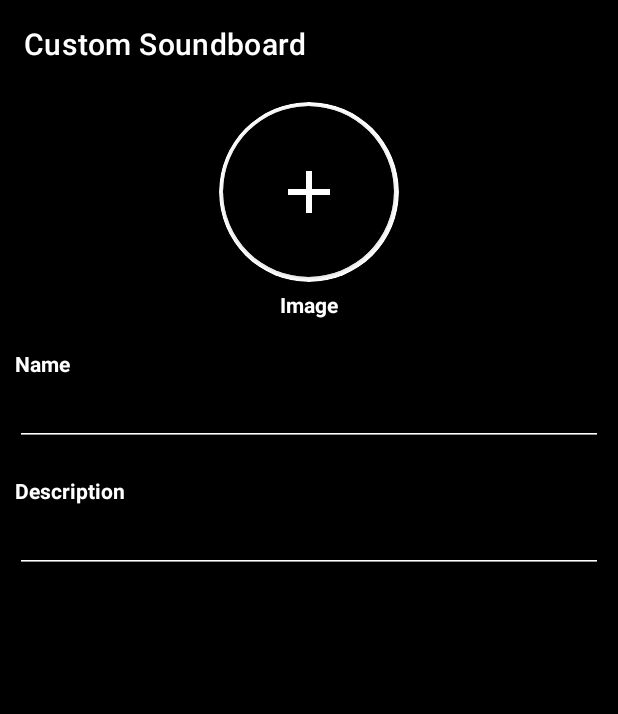
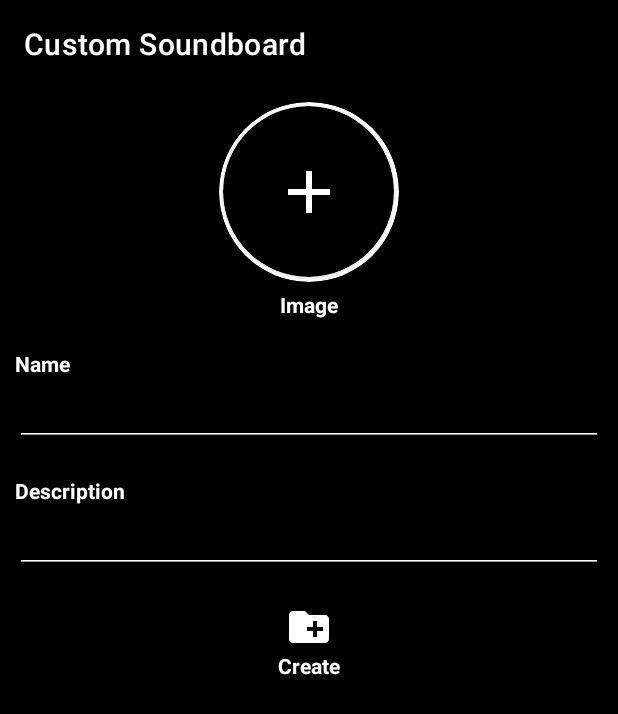
Before and after one commit to MrHeadbang/soundboard, an Android app: the fragment soundboardNewFragment placed in its activity, on a phone screen of 412 x 824 dp. Shown: the top 714 px of the screen. Run offline under Robolectric (Android 15) with nearby library versions, the phone set to English and light mode, and no system bars.

Commit message:
File Manager

```diff
--- a/app/src/main/java/com/example/cstmsndbrd/mainRecyclerViewAdapter.java
+++ b/app/src/main/java/com/example/cstmsndbrd/mainRecyclerViewAdapter.java
@@ -54,6 +54,8 @@ public class mainRecyclerViewAdapter extends RecyclerView.Adapter<mainRecyclerVi
 
         File file = new File(boardPath + "/config.json");
         StringBuilder text = new StringBuilder();
+
+        FileManager fileManager = new FileManager(context, boardPath);
 
         try {
             BufferedReader br = new BufferedReader(new FileReader(file));
--- a/app/src/main/java/com/example/cstmsndbrd/soundboardNewFragment.java
+++ b/app/src/main/java/com/example/cstmsndbrd/soundboardNewFragment.java
@@ -12,7 +12,9 @@ import android.util.Log;
 import android.view.LayoutInflater;
 import android.view.View;
 import android.view.ViewGroup;
+import android.widget.EditText;
 import android.widget.ImageView;
+import android.widget.LinearLayout;
 import android.widget.Toast;
 
 import androidx.activity.result.ActivityResult;
@@ -24,9 +26,17 @@ import androidx.annotation.NonNull;
 import androidx.annotation.Nullable;
 import androidx.fragment.app.Fragment;
 
+import com.google.android.material.snackbar.Snackbar;
+
+import org.json.JSONException;
+
+import java.io.IOException;
+
 public class soundboardNewFragment extends Fragment {
 
     private ImageView new_soundboard_image;
+    private EditText new_soundboard_name, new_soundboard_desc;
+    private LinearLayout new_soundboard_create;
     private globals globals = new globals();
     private Bitmap cropped = null;
     @Nullable
@@ -34,6 +44,10 @@ public class soundboardNewFragment extends Fragment {
     public View onCreateView(@NonNull LayoutInflater inflater, @Nullable ViewGroup container, @Nullable Bundle savedInstanceState) {
         View view = inflater.inflate(R.layout.soundboard_new_fragment, container, false);
         new_soundboard_image = view.findViewById(R.id.new_soundboard_image);
+        new_soundboard_name = view.findViewById(R.id.new_soundboard_name);
+        new_soundboard_desc = view.findViewById(R.id.new_soundboard_desc);
+        new_soundboard_create = view.findViewById(R.id.new_soundboard_create);
+
         ActivityResultLauncher<Intent> mLauncher = registerForActivityResult(
                 new ActivityResultContracts.StartActivityForResult(),
                 new ActivityResultCallback<ActivityResult>() {
@@ -62,6 +76,27 @@ public class soundboardNewFragment extends Fragment {
                 mLauncher.launch(i);
             }
         });
+
+
+        new_soundboard_create.setOnClickListener(new View.OnClickListener() {
+            @Override
+            public void onClick(View view) {
+                FileManager fileManager = new FileManager(getContext(), null);
+                if(new_soundboard_name.getText().toString().equals("")) {
+                    Snackbar.make(view, "Name can't be empty!", Snackbar.LENGTH_LONG).show();
+                    return;
+                }/*
+                try {
+                    fileManager.setName(new_soundboard_name.getText().toString());
+                    fileManager.setDescription(new_soundboard_desc.getText().toString());
+                    fileManager.setImage(cropped);
+                } catch (JSONException | IOException e) {
+                    e.printStackTrace();
+                }*/
+
+            }
+        });
+
         return view;
     }
 
--- /dev/null
+++ b/app/src/main/res/drawable/ic_baseline_create_new_folder_24.xml
@@ -0,0 +1,10 @@
+<vector xmlns:android="http://schemas.android.com/apk/res/android"
+    android:width="24dp"
+    android:height="24dp"
+    android:viewportWidth="24"
+    android:viewportHeight="24"
+    android:tint="?attr/colorControlNormal">
+  <path
+      android:fillColor="@android:color/white"
+      android:pathData="M20,6h-8l-2,-2L4,4c-1.11,0 -1.99,0.89 -1.99,2L2,18c0,1.11 0.89,2 2,2h16c1.11,0 2,-0.89 2,-2L22,8c0,-1.11 -0.89,-2 -2,-2zM19,14h-3v3h-2v-3h-3v-2h3L14,9h2v3h3v2z"/>
+</vector>
--- a/app/src/main/res/layout/soundboard_new_fragment.xml
+++ b/app/src/main/res/layout/soundboard_new_fragment.xml
@@ -3,8 +3,9 @@
     xmlns:app="http://schemas.android.com/apk/res-auto"
     android:background="@color/primary"
     android:layout_width="match_parent"
-    android:layout_height="match_parent"
-    android:padding="10dp">
+    android:layout_height="wrap_content"
+    android:padding="10dp"
+    android:orientation="vertical">
 
 
     <LinearLayout
@@ -60,6 +61,7 @@
             android:layout_width="match_parent"
             android:layout_height="wrap_content"
             android:maxLines="1"
+            android:id="@+id/new_soundboard_name"
             android:backgroundTint="@color/primaryAccent"
             android:textColor="@color/primaryAccent"
             android:layout_marginBottom="20dp"/>
@@ -76,9 +78,35 @@
             android:layout_height="wrap_content"
             android:backgroundTint="@color/primaryAccent"
             android:textColor="@color/primaryAccent"
+            android:id="@+id/new_soundboard_desc"
             android:inputType="textMultiLine"
             android:layout_marginBottom="20dp"/>
 
     </LinearLayout>
 
+    <LinearLayout
+        android:layout_width="match_parent"
+        android:layout_height="0dp"
+        android:orientation="vertical"
+        android:id="@+id/new_soundboard_create"
+        android:gravity="center"
+        android:layout_weight="1"
+        android:foreground="?selectableItemBackground"
+        android:clickable="true">
+
+        <ImageView
+            android:layout_width="32dp"
+            android:layout_height="32dp"
+            app:tint="@color/primaryAccent"
+            android:src="@drawable/ic_baseline_create_new_folder_24"/>
+
+        <TextView
+            android:layout_width="wrap_content"
+            android:layout_height="wrap_content"
+            android:text="Create"
+            android:textColor="@color/primaryAccent"
+            android:textStyle="bold"/>
+
+    </LinearLayout>
+
 </LinearLayout>
```
Also changed, not shown: app/src/main/java/com/example/cstmsndbrd/FileManager.java (+112 -5 lines), app/src/main/java/com/example/cstmsndbrd/globals.java (+23 -0 lines), app/src/main/java/com/example/cstmsndbrd/soundboardFragment.java (+5 -2 lines).
